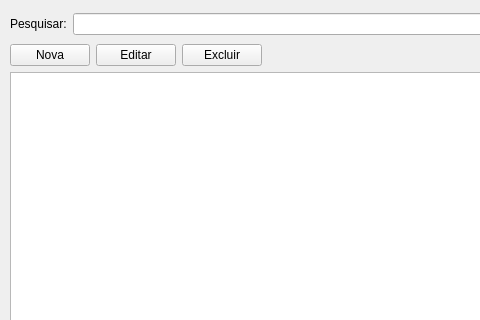
danielghirghi/fortuna, file tags/TagsWidget.ui: the form before one commit; both pictures show x 0 to 480 and y 0 to 320 of the 640 by 480 pixel window.
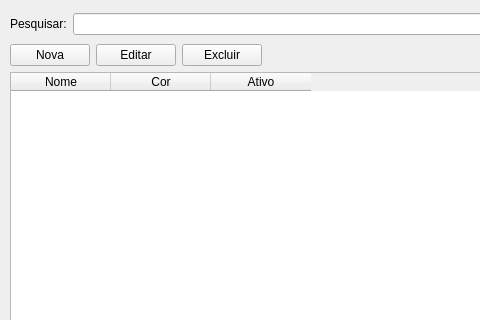
The form after the commit.

Patch:
```diff
--- a/tags/TagsWidget.ui
+++ b/tags/TagsWidget.ui
@@ -99,7 +99,26 @@
      </layout>
     </item>
     <item>
-     <widget class="QTableView" name="tblContas"/>
+     <widget class="QTableWidget" name="tblTags">
+      <property name="columnCount">
+       <number>3</number>
+      </property>
+      <column>
+       <property name="text">
+        <string>Nome</string>
+       </property>
+      </column>
+      <column>
+       <property name="text">
+        <string>Cor</string>
+       </property>
+      </column>
+      <column>
+       <property name="text">
+        <string>Ativo</string>
+       </property>
+      </column>
+     </widget>
     </item>
     <item>
      <widget class="QLabel" name="lblQuantidade">
```
